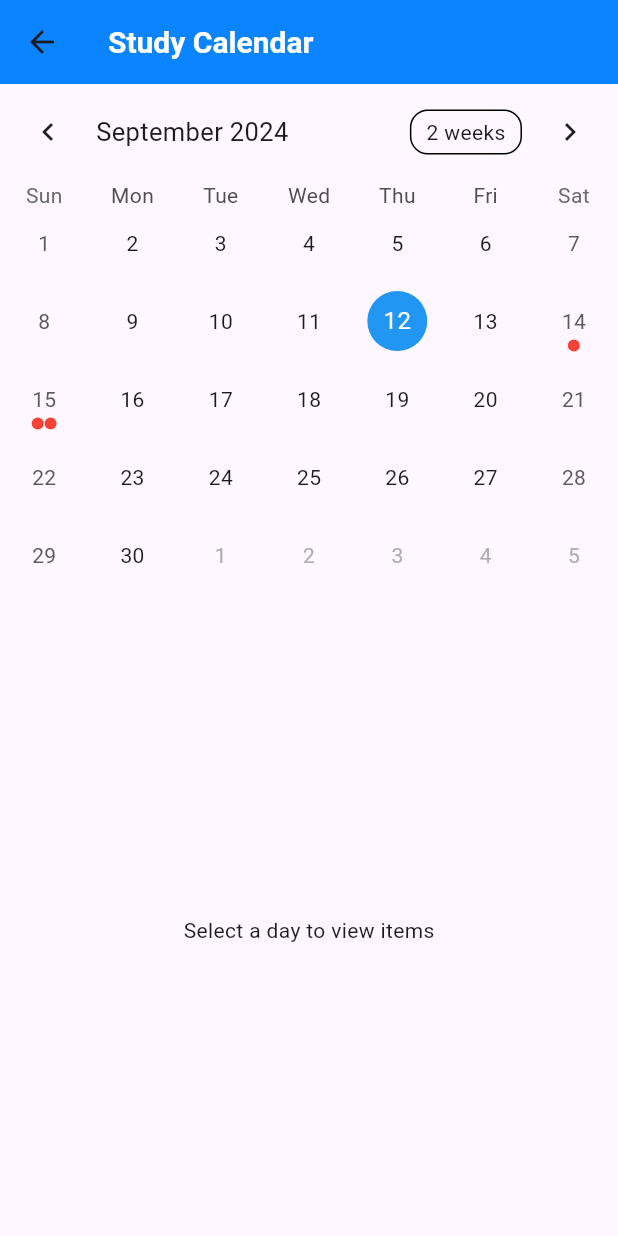
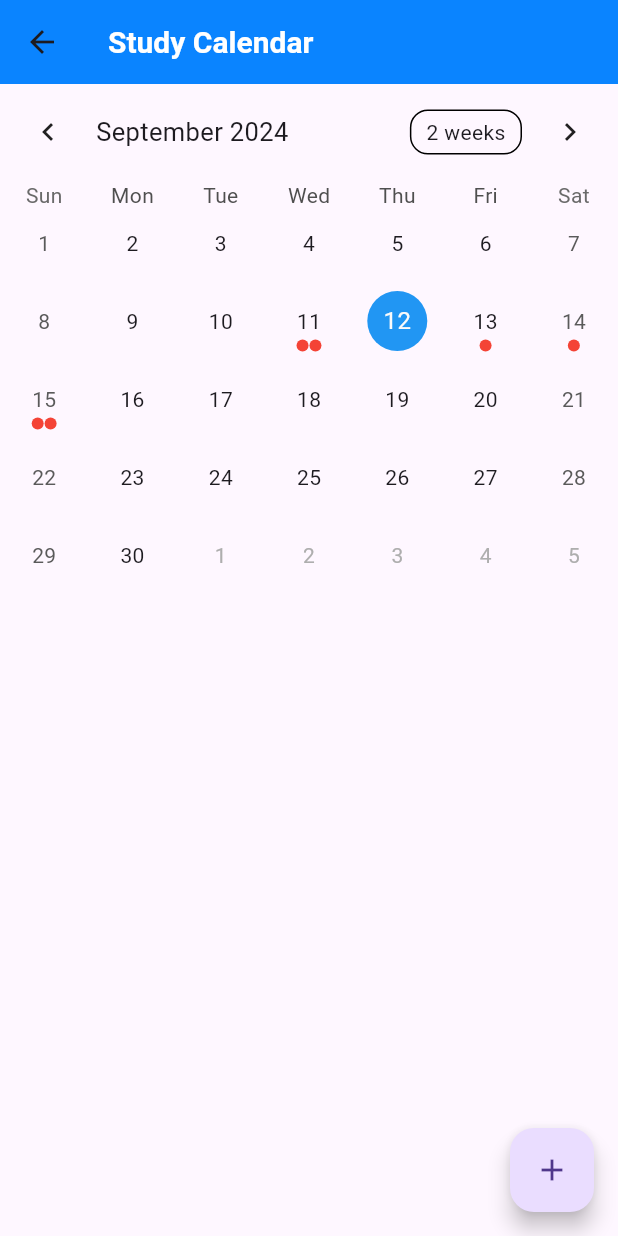
Before and after one commit to DhairyaS450/track_ai, a Flutter app: the CalendarView screen opened directly, on a phone screen of 412 x 824 dp. Run offline on Flutter 3.47's test engine with Material 3 defaults, Android fonts, the light colour scheme and no system bars; drawn by our look-alikes of table_calendar.

Commit message:
got events kinda working

```diff
--- a/lib/data/tasks.dart
+++ /dev/null
@@ -1,41 +0,0 @@
-class Task {
-  String name;
-  String startTime;
-  String priority;
-  String? description;
-  bool isCompleted;
-  DateTime? deadline;
-
-  Task({
-    required this.name,
-    required this.startTime,
-    required this.priority,
-    this.description,
-    this.isCompleted = false,
-    this.deadline,
-  });
-}
-
-  final List<Task> todaysTasks = [
-    Task(
-      name: 'Math Homework',
-      startTime: '9:00 AM',
-      priority: 'High',
-      isCompleted: false,
-      deadline: DateTime(2024, 9, 14)
-    ),
-    Task(
-      name: 'English Essay',
-      startTime: '11:00 AM',
-      priority: 'Mid',
-      isCompleted: true,
-      deadline: DateTime(2024, 9, 15)
-    ),
-    Task(
-      name: 'Science Project',
-      startTime: '2:00 PM',
-      priority: 'Low',
-      isCompleted: false,
-      deadline: DateTime(2024, 9, 15)
-    ),
-  ];
--- a/lib/views/CalendarView.dart
+++ b/lib/views/CalendarView.dart
@@ -1,12 +1,16 @@
 import 'package:flutter/material.dart';
 import 'package:table_calendar/table_calendar.dart';
+import 'package:track_ai/data/events.dart';
 import 'package:track_ai/data/tasks.dart';
-import 'package:track_ai/views/EditTaskScreen.dart';
-import 'package:track_ai/views/HomeDashboard.dart';
+import 'HomeDashboard.dart';
+import 'EditTaskScreen.dart';
+import 'EditEventScreen.dart'; // Import for editing events
 
 class CalendarView extends StatefulWidget {
   final List<Task> tasks;
-  const CalendarView({required this.tasks});
+  final List<Event> events; // List of events
+
+  CalendarView({required this.tasks, required this.events});
 
   @override
   _CalendarViewState createState() => _CalendarViewState();
@@ -17,24 +21,52 @@ class _CalendarViewState extends State<CalendarView> {
   DateTime _focusedDay = DateTime.now();
   DateTime? _selectedDay;
 
-  void _editTask(Task oldTask, Task newTask) {
+List<Task> _getTasksForDay(DateTime day) {
+  return widget.tasks.where((task) {
+    // Match only the date part, ignore time
+    return DateTime(task.deadline!.year, task.deadline!.month, task.deadline!.day) ==
+           DateTime(day.year, day.month, day.day);
+  }).toList();
+}
+
+List<Event> _getEventsForDay(DateTime day) {
+  return widget.events.where((event) {
+    // Match only the date part, ignore time
+    return DateTime(event.date.year, event.date.month, event.date.day) ==
+           DateTime(day.year, day.month, day.day);
+  }).toList();
+}
+  // Add new event
+  void _addNewEvent(Event newEvent) {
     setState(() {
-      int taskIndex = todaysTasks.indexOf(oldTask);
-      if (taskIndex != -1) {
-        todaysTasks[taskIndex] =
-            newTask; // Replace the old task with the edited task
+      widget.events.add(newEvent);
+    });
+  }
+
+  // Edit an existing event
+  void _editEvent(Event oldEvent, Event newEvent) {
+    setState(() {
+      int eventIndex = widget.events.indexOf(oldEvent);
+      if (eventIndex != -1) {
+        widget.events[eventIndex] = newEvent;
       }
     });
   }
 
-  void _deleteTask(Task taskToDelete) {
+  // Delete an event
+  void _deleteEvent(Event eventToDelete) {
     setState(() {
-      todaysTasks.remove(taskToDelete);
+      widget.events.remove(eventToDelete);
     });
   }
 
   @override
   Widget build(BuildContext context) {
+    final tasksForDay =
+        _selectedDay != null ? _getTasksForDay(_selectedDay!) : [];
+    final eventsForDay =
+        _selectedDay != null ? _getEventsForDay(_selectedDay!) : [];
+
     return Scaffold(
       appBar: AppBar(
         title: const Text('Study Calendar'),
@@ -65,18 +97,12 @@ class _CalendarViewState extends State<CalendarView> {
             onPageChanged: (focusedDay) {
               _focusedDay = focusedDay;
             },
-            // Show dots on days with tasks
+            // Event loader to display markers for tasks and events
             eventLoader: (day) {
-              DateTime normalizedDay =
-                  DateTime(day.year, day.month, day.day); // Normalize the date
-              // Return tasks whose deadline matches the selected day
-              return widget.tasks
-                  .where((task) => task.deadline != null)
-                  .where((task) =>
-                      DateTime(task.deadline!.year, task.deadline!.month,
-                          task.deadline!.day) ==
-                      normalizedDay)
-                  .toList();
+              List<Task> tasksForDay = _getTasksForDay(day);
+              List<Event> eventsForDay = _getEventsForDay(day);
+
+              return [...tasksForDay, ...eventsForDay]; // Combine tasks and events
             },
             calendarStyle: const CalendarStyle(
               todayDecoration: BoxDecoration(
@@ -95,33 +121,45 @@ class _CalendarViewState extends State<CalendarView> {
           ),
           const SizedBox(height: 20),
 
-          // Display tasks for the selected day
+          // Display tasks and events for the selected day
+          if (_selectedDay != null) ...[
+            const Text('Tasks',
+                style: TextStyle(fontSize: 18, fontWeight: FontWeight.bold)),
             Expanded(
-            child: _buildTaskList(),
+                child: _buildTaskList(
+                    tasksForDay.cast<Task>())), // Cast to List<Task>
+            const SizedBox(height: 10),
+            const Text('Events',
+                style: TextStyle(fontSize: 18, fontWeight: FontWeight.bold)),
+            Expanded(
+                child: _buildEventList(
+                    eventsForDay.cast<Event>())), // Cast to List<Event>
+          ],
+        ],
       ),
-        ],
+      floatingActionButton: FloatingActionButton(
+        onPressed: () {
+          // Add new event button
+          if (_selectedDay != null) {
+            Navigator.push(
+              context,
+              MaterialPageRoute(
+                builder: (context) => EditEventScreen(
+                  date: _selectedDay!,
+                  onAddEvent: _addNewEvent,
+                ),
+              ),
+            );
+          }
+        },
+        child: Icon(Icons.add),
+        tooltip: 'Add Event',
       ),
     );
   }
 
   // Build the task list for the selected day
-  Widget _buildTaskList() {
-    if (_selectedDay == null) {
-      return const Center(child: Text('Select a day to view items'));
-    }
-
-    // Normalize selected day to ignore the time
-    DateTime normalizedDay =
-        DateTime(_selectedDay!.year, _selectedDay!.month, _selectedDay!.day);
-
-    List<Task> tasks = widget.tasks
-        .where((task) => task.deadline != null)
-        .where((task) =>
-            DateTime(task.deadline!.year, task.deadline!.month,
-                task.deadline!.day) ==
-            normalizedDay)
-        .toList();
-
+  Widget _buildTaskList(List<Task> tasks) {
     if (tasks.isEmpty) {
       return const Center(child: Text('No tasks scheduled for this day'));
     }
@@ -148,15 +186,56 @@ class _CalendarViewState extends State<CalendarView> {
                 builder: (context) => EditTaskScreen(
                   task: task,
                   onEditTask: (editedTask) {
-                      _editTask(task, editedTask);
+                    setState(() {
+                      int taskIndex = widget.tasks.indexOf(task);
+                      if (taskIndex != -1) {
+                        widget.tasks[taskIndex] = editedTask;
+                      }
+                    });
                   },
                   onDeleteTask: (taskToDelete) {
-                      _deleteTask(taskToDelete);
+                    setState(() {
+                      widget.tasks.remove(taskToDelete);
+                    });
                   },
                 ),
               ),
             );
-            });
+          },
+        );
+      },
+    );
+  }
+
+  // Build the event list for the selected day
+  Widget _buildEventList(List<Event> events) {
+    if (events.isEmpty) {
+      return const Center(child: Text('No events scheduled for this day'));
+    }
+
+    return ListView.builder(
+      itemCount: events.length,
+      itemBuilder: (context, index) {
+        Event event = events[index];
+        return ListTile(
+          title: Text(event.name),
+          subtitle: Text('${event.date.hour - 12}:${event.date.minute}'),
+          onTap: () {
+            Navigator.push(
+              context,
+              MaterialPageRoute(
+                builder: (context) => EditEventScreen(
+                  event: event,
+                  onEditEvent: (editedEvent) {
+                    _editEvent(event, editedEvent);
+                  },
+                  onDeleteEvent: _deleteEvent,
+                  onAddEvent: _addNewEvent,
+                ),
+              ),
+            );
+          },
+        );
       },
     );
   }
--- a/lib/views/HomeDashboard.dart
+++ b/lib/views/HomeDashboard.dart
@@ -1,4 +1,5 @@
 import 'package:flutter/material.dart';
+import 'package:track_ai/data/events.dart';
 import 'package:track_ai/data/tasks.dart';
 import 'package:track_ai/views/ChatBotScreen.dart';
 import 'package:track_ai/views/EditTaskScreen.dart';
@@ -124,7 +125,7 @@ class _HomeDashboardState extends State<HomeDashboard> {
                 },
               ),
             ),
-
+            const SizedBox(height: 30),
             InkWell(
               onTap: () {
                 Navigator.push(
@@ -133,7 +134,8 @@ class _HomeDashboardState extends State<HomeDashboard> {
                 );
               },
               child: Container(
-                padding: const EdgeInsets.symmetric(vertical: 10.0, horizontal: 20.0),
+                padding: const EdgeInsets.symmetric(
+                    vertical: 10.0, horizontal: 20.0),
                 decoration: BoxDecoration(
                   gradient: const LinearGradient(
                     colors: [Colors.purple, Colors.blueAccent],
@@ -210,8 +212,10 @@ class _HomeDashboardState extends State<HomeDashboard> {
                         Navigator.push(
                           context,
                           MaterialPageRoute(
-                              builder: (context) =>
-                                  CalendarView(tasks: todaysTasks)),
+                              builder: (context) => CalendarView(
+                                    tasks: todaysTasks,
+                                    events: events,
+                                  )),
                         );
                       },
                       child: const Text('View Calendar'),
@@ -256,3 +260,70 @@ class _HomeDashboardState extends State<HomeDashboard> {
 }
 
 // Task model
+
+class Task {
+  String name;
+  String startTime;
+  String priority;
+  String? description;
+  bool isCompleted;
+  DateTime? deadline;
+
+  Task({
+    required this.name,
+    required this.startTime,
+    required this.priority,
+    this.description,
+    this.isCompleted = false,
+    required this.deadline,
+  });
+}
+
+final List<Task> todaysTasks = [
+  Task(
+      name: 'Math Homework',
+      startTime: '9:00 AM',
+      priority: 'High',
+      isCompleted: false,
+      deadline: DateTime(2024, 9, 14)),
+  Task(
+      name: 'English Essay',
+      startTime: '11:00 AM',
+      priority: 'Mid',
+      isCompleted: true,
+      deadline: DateTime(2024, 9, 15)),
+  Task(
+      name: 'Science Project',
+      startTime: '2:00 PM',
+      priority: 'Low',
+      isCompleted: false,
+      deadline: DateTime(2024, 9, 15)),
+];
+
+// Event model
+class Event {
+  String name;
+  String description;
+  DateTime date;
+
+  Event({
+    required this.name,
+    required this.description,
+    required this.date,
+  });
+}
+
+List<Event> events = [
+  Event(
+      name: 'Coding Club',
+      description: 'attend at CHCI',
+      date: DateTime(2024, 9, 13, 14, 30)),
+  Event(
+      name: 'Chess Club',
+      description: 'attend at CHCI',
+      date: DateTime(2024, 9, 11, 14, 30)),
+  Event(
+      name: 'YTL Meeting',
+      description: 'Discuss project',
+      date: DateTime(2024, 9, 11, 16, 00))
+];
```
Also changed, not shown: lib/data/events.dart (deleted, +0 -17 lines), lib/views/EditEventScreen.dart (+10 -10 lines), 1 other file. Lines whose indentation alone changed are shown as unchanged.
